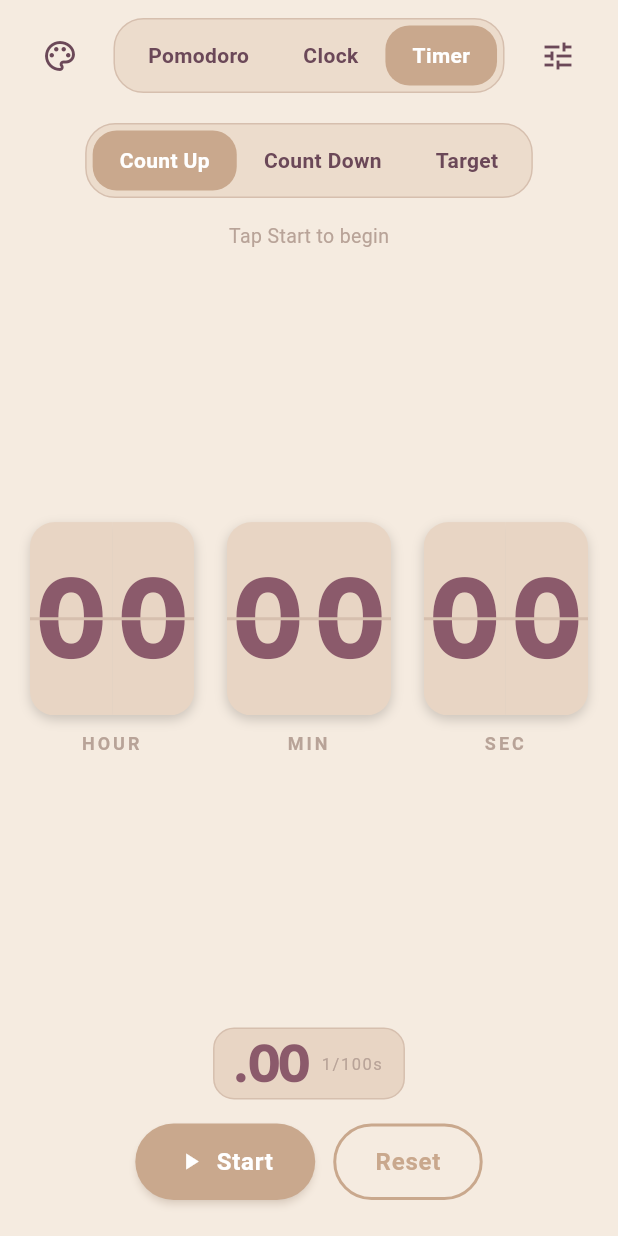
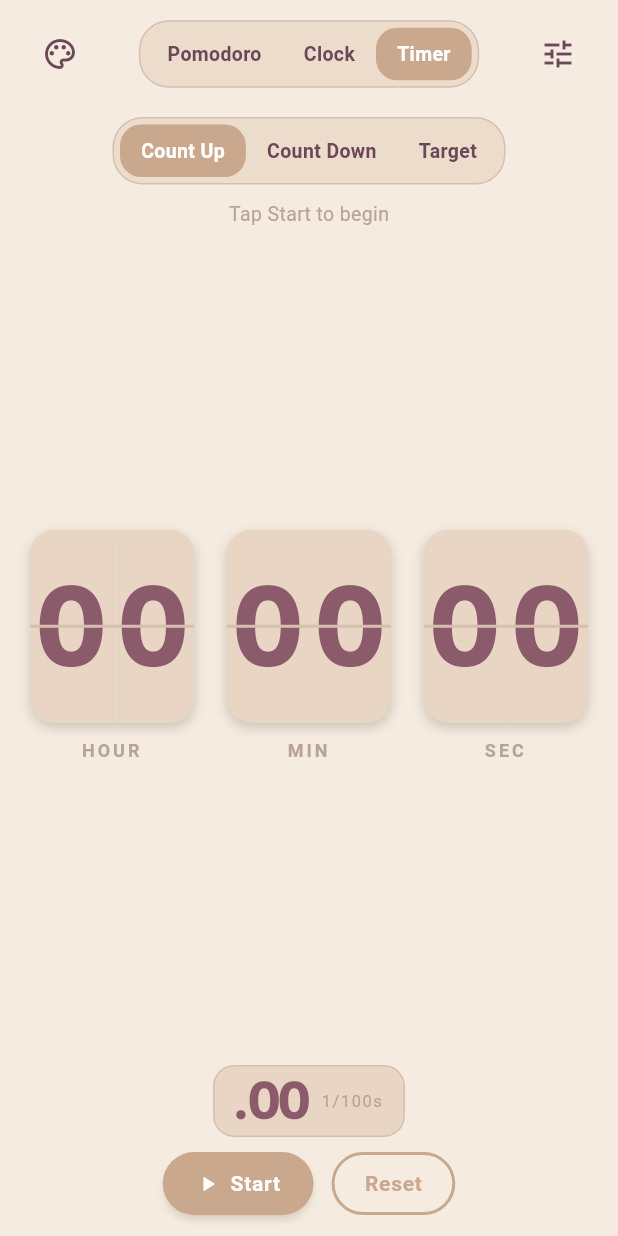
Before and after one commit to azs4n10/flipclock, a Flutter app: the screen it shows after launch, swiped to page 3, on a phone screen of 412 x 824 dp. Run offline on Flutter 3.47's test engine with Material 3 defaults, Android fonts, the phone set to English and light mode, and no system bars; our stand-ins replace audioplayers, flutter_colorpicker, google_fonts, in_app_review, share_plus, shared_preferences.

Commit message:
Mute dark-skin button colors (less primary); quieter/smaller tabs and buttons; tighter timer spacing

```diff
--- a/lib/screens/timer_screen.dart
+++ b/lib/screens/timer_screen.dart
@@ -140,14 +140,14 @@ class _TimerScreenState extends State<TimerScreen> {
         padding: const EdgeInsets.symmetric(horizontal: 20),
         child: Column(
           children: [
-            const SizedBox(height: 8),
+            const SizedBox(height: 6),
             SegmentedTabs(
               items: const ['Count Up', 'Count Down', 'Target'],
               selectedIndex: _mode.index,
               onChanged: (i) => _switchMode(TimerMode.values[i]),
               skin: skin,
             ),
-            const SizedBox(height: 16),
+            const SizedBox(height: 10),
             _modeConfig(skin),
             Expanded(
               child: LayoutBuilder(
@@ -171,7 +171,7 @@ class _TimerScreenState extends State<TimerScreen> {
             ),
             if (showCenti) ...[
               _CentiReadout(value: cc, skin: skin, font: font),
-              const SizedBox(height: 16),
+              const SizedBox(height: 10),
             ],
             Wrap(
               alignment: WrapAlignment.center,
@@ -192,7 +192,7 @@ class _TimerScreenState extends State<TimerScreen> {
                 ),
               ],
             ),
-            const SizedBox(height: 24),
+            const SizedBox(height: 14),
           ],
         ),
       ),
--- a/lib/widgets/pill_button.dart
+++ b/lib/widgets/pill_button.dart
@@ -36,20 +36,20 @@ class PillButton extends StatelessWidget {
         onTap: onPressed,
         borderRadius: BorderRadius.circular(28),
         child: Padding(
-          padding: const EdgeInsets.symmetric(horizontal: 28, vertical: 14),
+          padding: const EdgeInsets.symmetric(horizontal: 22, vertical: 11),
           child: Row(
             mainAxisSize: MainAxisSize.min,
             children: [
               if (icon != null) ...[
-                Icon(icon, color: textColor, size: 18),
-                const SizedBox(width: 8),
+                Icon(icon, color: textColor, size: 16),
+                const SizedBox(width: 7),
               ],
               Text(
                 label,
                 style: TextStyle(
                   color: textColor,
-                  fontWeight: FontWeight.w700,
-                  fontSize: 16,
+                  fontWeight: FontWeight.w600,
+                  fontSize: 14,
                   letterSpacing: 0.5,
                 ),
               ),
--- a/lib/widgets/segmented_tabs.dart
+++ b/lib/widgets/segmented_tabs.dart
@@ -34,10 +34,10 @@ class SegmentedTabs extends StatelessWidget {
             child: AnimatedContainer(
               duration: const Duration(milliseconds: 220),
               padding:
-                  const EdgeInsets.symmetric(horizontal: 18, vertical: 10),
+                  const EdgeInsets.symmetric(horizontal: 14, vertical: 8),
               decoration: BoxDecoration(
                 color: selected ? skin.buttonColor : Colors.transparent,
-                borderRadius: BorderRadius.circular(16),
+                borderRadius: BorderRadius.circular(14),
               ),
               child: Text(
                 items[i],
@@ -46,7 +46,7 @@ class SegmentedTabs extends StatelessWidget {
                       ? skin.buttonTextColor
                       : skin.primaryTextColor,
                   fontWeight: FontWeight.w600,
-                  fontSize: 14,
+                  fontSize: 13,
                 ),
               ),
             ),
```
Also changed, not shown: lib/theme/skins.dart (+5 -5 lines), 2 other files.
